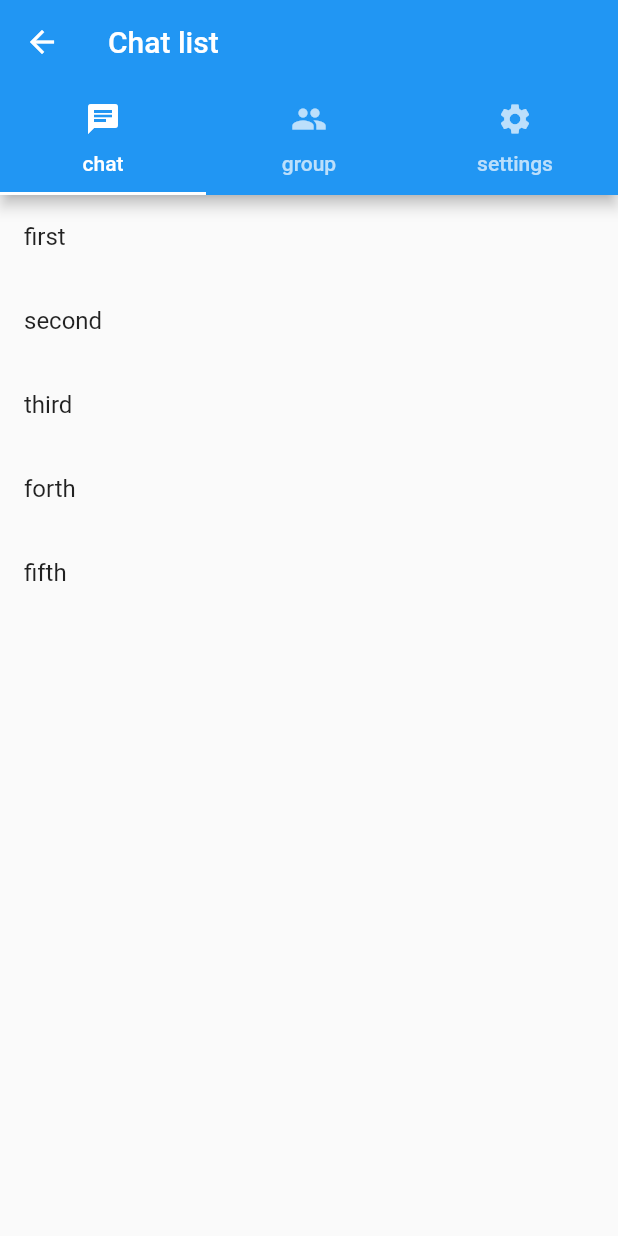
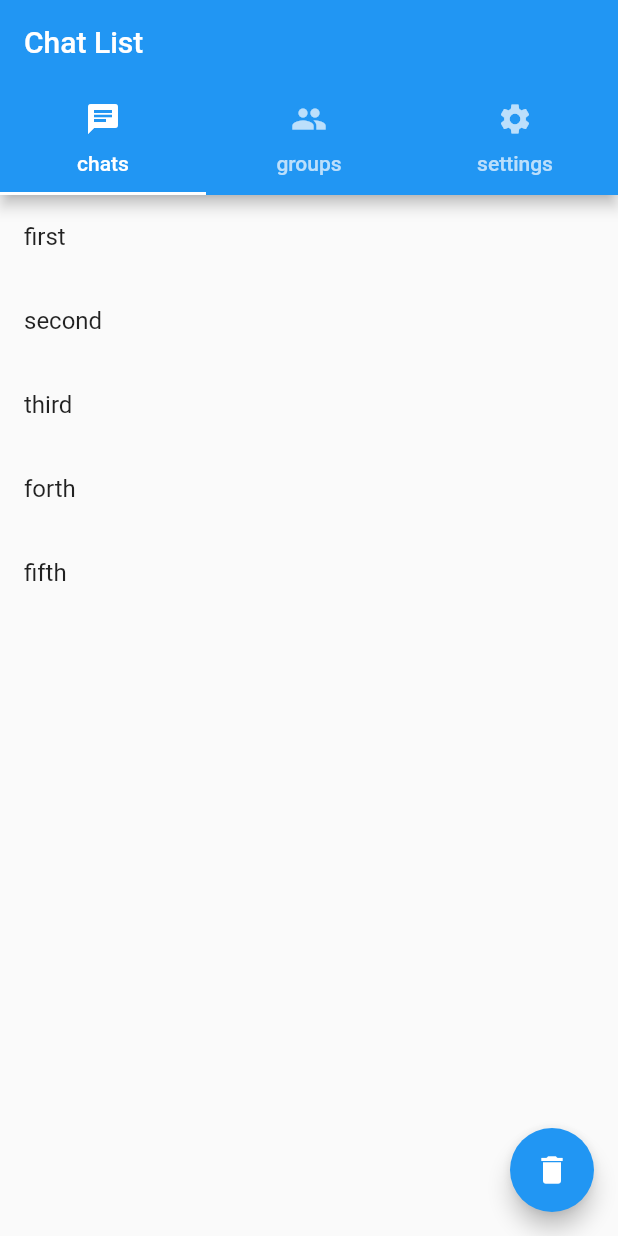
Before and after one commit to antonBatrakov/flutter_chat, a Flutter app: the ChatListPage screen opened directly, on a phone screen of 412 x 824 dp. Run offline on Flutter 3.47's test engine with Material 2 defaults, Android fonts, the phone set to English and light mode, and no system bars; missing offline and left inert: keyboard_visibility.

Commit message:
Fix ChatListView provider. Extract strings to separate resource file.

```diff
--- a/lib/chat_list/chat_list_item.dart
+++ b/lib/chat_list/chat_list_item.dart
@@ -1,18 +1,12 @@
 import 'package:flutter/material.dart';
 
-class ChatListItem extends StatefulWidget {
+class ChatListItem extends StatelessWidget {
   final String _title;
   ChatListItem(this._title);
-
-  @override
-  _ChatListItemState createState() => _ChatListItemState();
-}
-
-class _ChatListItemState extends State<ChatListItem> {
   @override
   Widget build(BuildContext context) {
     return ListTile(
-      title: Text(widget._title),
+      title: Text(_title),
     );
   }
 }
--- a/lib/chat_list/chat_list_screen.dart
+++ b/lib/chat_list/chat_list_screen.dart
@@ -1,6 +1,8 @@
 import 'package:flutter/material.dart';
+import 'package:flutter/services.dart';
 import 'package:flutter_chat/chat_list/chat_list.dart';
 import 'package:flutter_chat/chat_list/chat_list_item.dart';
+import 'package:flutter_chat/resources/strings.dart';
 import 'package:provider/provider.dart';
 
 class ChatListPage extends StatefulWidget {
@@ -26,31 +28,44 @@ class _ChatListPageState extends State<ChatListPage>
 
   @override
   Widget build(BuildContext context) {
+    SystemChrome.setPreferredOrientations([
+      DeviceOrientation.portraitUp,
+    ]);
+
     return ChangeNotifierProvider(
       create: (ctx) => ChatListSource(),
-      child: Scaffold(
+      builder: (ctx, child) => Scaffold(
+        floatingActionButton: FloatingActionButton(
+          onPressed: () =>
+              Provider.of<ChatListSource>(ctx, listen: false).items = [],
+          child: Icon(Icons.delete),
+        ),
         appBar: AppBar(
-          title: Text("Chat list"),
+          title: Text(ChatListScreenStrings.chatScreenTitle),
           bottom: TabBar(
             controller: _tabController,
             tabs: <Widget>[
               Tab(
                 icon: Icon(Icons.chat),
-                text: "chat",
+                text: ChatListScreenStrings.chatScreenChats,
               ),
               Tab(
                 icon: Icon(Icons.group),
-                text: "group",
+                text: ChatListScreenStrings.chatScreenGroups,
               ),
               Tab(
                 icon: Icon(Icons.settings),
-                text: "settings",
+                text: ChatListScreenStrings.chatScreenSettings,
               )
             ],
           ),
         ),
         body: TabBarView(
-          children: <Widget>[ChatListView(), ChatListView(), ChatListView()],
+          children: <Widget>[
+            ChatListView(),
+            ChatListView(),
+            ChatListView(),
+          ],
           controller: _tabController,
         ),
       ),
@@ -58,18 +73,14 @@ class _ChatListPageState extends State<ChatListPage>
   }
 }
 
-class ChatListView extends StatefulWidget {
-  @override
-  _ChatListViewState createState() => _ChatListViewState();
-}
-
-class _ChatListViewState extends State<ChatListView> {
+class ChatListView extends StatelessWidget {
   @override
   Widget build(BuildContext context) {
-    final chatList = Provider.of<ChatListSource>(context);
-    return ListView.builder(
-      itemCount: chatList.items.length,
-      itemBuilder: (ctx, position) => ChatListItem(chatList.items[position]),
+    return Consumer<ChatListSource>(
+      builder: (ctx, chatList, child) => ListView.builder(
+        itemCount: chatList.items.length,
+        itemBuilder: (ctx, position) => ChatListItem(chatList.items[position]),
+      ),
     );
   }
 }
--- /dev/null
+++ b/lib/resources/strings.dart
@@ -0,0 +1,14 @@
+
+abstract class AuthScreenStrings {
+  static const String authScreenTitle = "Chat";
+  static const String authScreenEmail = "email";
+  static const String authScreenPassword = "password";
+  static const String authScreenSignIn = "Sign In";
+}
+
+abstract class ChatListScreenStrings {
+  static const String chatScreenTitle = "Chat List";
+  static const String chatScreenChats = "chats";
+  static const String chatScreenGroups = "groups";
+  static const String chatScreenSettings = "settings";
+}
```
Also changed, not shown: lib/auth/auth_screen.dart (+15 -10 lines), 1 other file.
